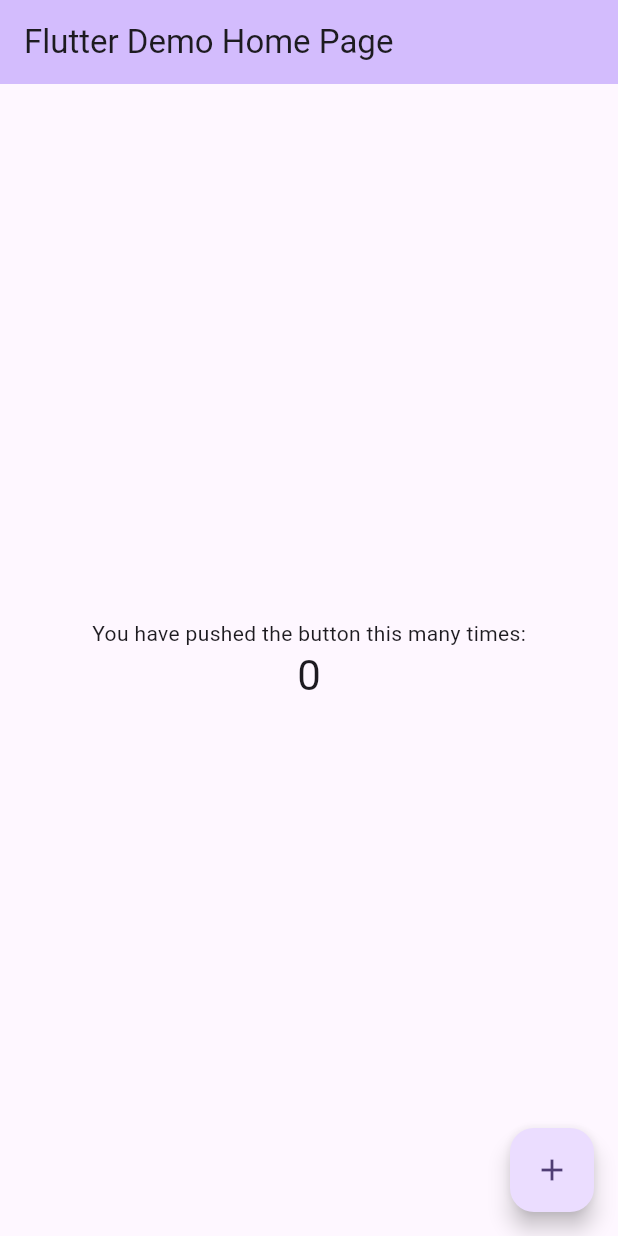
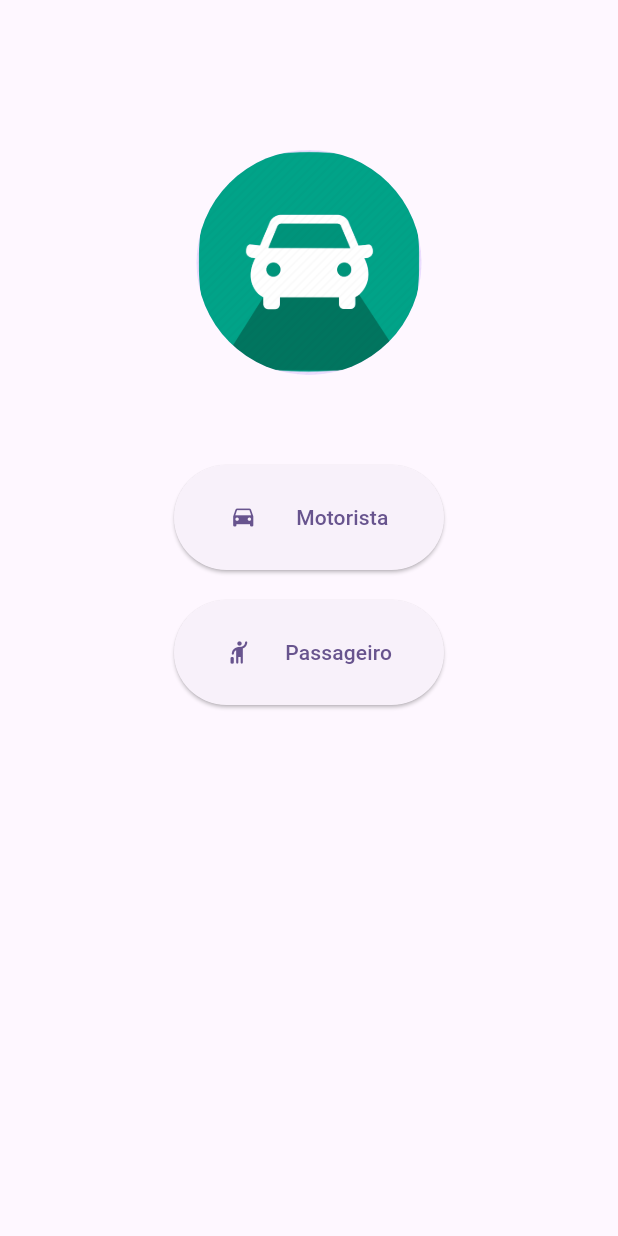
Before and after one commit to NelsonChad/boleia, a Flutter app: the screen it shows after launch, on a phone screen of 412 x 824 dp. Run offline on Flutter 3.47's test engine with Material 3 defaults, Android fonts, the phone set to English and light mode, and no system bars.

Commit message:
add pages

```diff
--- a/lib/main.dart
+++ b/lib/main.dart
@@ -1,3 +1,4 @@
+import 'package:boleia_app/ui/views/start/start_page.dart';
 import 'package:flutter/material.dart';
 
 void main() {
@@ -7,119 +8,16 @@
 class MyApp extends StatelessWidget {
   const MyApp({super.key});
 
-  // This widget is the root of your application.
   @override
   Widget build(BuildContext context) {
     return MaterialApp(
+      debugShowCheckedModeBanner: false,
       title: 'Flutter Demo',
       theme: ThemeData(
-        // This is the theme of your application.
-        //
-        // TRY THIS: Try running your application with "flutter run". You'll see
-        // the application has a purple toolbar. Then, without quitting the app,
-        // try changing the seedColor in the colorScheme below to Colors.green
-        // and then invoke "hot reload" (save your changes or press the "hot
-        // reload" button in a Flutter-supported IDE, or press "r" if you used
-        // the command line to start the app).
-        //
-        // Notice that the counter didn't reset back to zero; the application
-        // state is not lost during the reload. To reset the state, use hot
-        // restart instead.
-        //
-        // This works for code too, not just values: Most code changes can be
-        // tested with just a hot reload.
         colorScheme: ColorScheme.fromSeed(seedColor: Colors.deepPurple),
         useMaterial3: true,
       ),
-      home: const MyHomePage(title: 'Flutter Demo Home Page'),
+      home: const StartPage(),
     );
   }
 }
-
-class MyHomePage extends StatefulWidget {
-  const MyHomePage({super.key, required this.title});
-
-  // This widget is the home page of your application. It is stateful, meaning
-  // that it has a State object (defined below) that contains fields that affect
-  // how it looks.
-
-  // This class is the configuration for the state. It holds the values (in this
-  // case the title) provided by the parent (in this case the App widget) and
-  // used by the build method of the State. Fields in a Widget subclass are
-  // always marked "final".
-
-  final String title;
-
-  @override
-  State<MyHomePage> createState() => _MyHomePageState();
-}
-
-class _MyHomePageState extends State<MyHomePage> {
-  int _counter = 0;
-
-  void _incrementCounter() {
-    setState(() {
-      // This call to setState tells the Flutter framework that something has
-      // changed in this State, which causes it to rerun the build method below
-      // so that the display can reflect the updated values. If we changed
-      // _counter without calling setState(), then the build method would not be
-      // called again, and so nothing would appear to happen.
-      _counter++;
-    });
-  }
-
-  @override
-  Widget build(BuildContext context) {
-    // This method is rerun every time setState is called, for instance as done
-    // by the _incrementCounter method above.
-    //
-    // The Flutter framework has been optimized to make rerunning build methods
-    // fast, so that you can just rebuild anything that needs updating rather
-    // than having to individually change instances of widgets.
-    return Scaffold(
-      appBar: AppBar(
-        // TRY THIS: Try changing the color here to a specific color (to
-        // Colors.amber, perhaps?) and trigger a hot reload to see the AppBar
-        // change color while the other colors stay the same.
-        backgroundColor: Theme.of(context).colorScheme.inversePrimary,
-        // Here we take the value from the MyHomePage object that was created by
-        // the App.build method, and use it to set our appbar title.
-        title: Text(widget.title),
-      ),
-      body: Center(
-        // Center is a layout widget. It takes a single child and positions it
-        // in the middle of the parent.
-        child: Column(
-          // Column is also a layout widget. It takes a list of children and
-          // arranges them vertically. By default, it sizes itself to fit its
-          // children horizontally, and tries to be as tall as its parent.
-          //
-          // Column has various properties to control how it sizes itself and
-          // how it positions its children. Here we use mainAxisAlignment to
-          // center the children vertically; the main axis here is the vertical
-          // axis because Columns are vertical (the cross axis would be
-          // horizontal).
-          //
-          // TRY THIS: Invoke "debug painting" (choose the "Toggle Debug Paint"
-          // action in the IDE, or press "p" in the console), to see the
-          // wireframe for each widget.
-          mainAxisAlignment: MainAxisAlignment.center,
-          children: <Widget>[
-            const Text(
-              'You have pushed the button this many times:',
-            ),
-            Text(
-              '$_counter',
-              style: Theme.of(context).textTheme.headlineMedium,
-            ),
-          ],
-        ),
-      ),
-      floatingActionButton: FloatingActionButton(
-        onPressed: _incrementCounter,
-        tooltip: 'Increment',
-        child: const Icon(Icons.add),
-      ), // This trailing comma makes auto-formatting nicer for build methods.
-    );
-  }
-}
--- /dev/null
+++ b/lib/ui/views/start/start_page.dart
@@ -0,0 +1,60 @@
+import 'package:boleia_app/ui/views/halpers/functions.dart';
+import 'package:boleia_app/ui/views/home/home_page.dart';
+import 'package:boleia_app/ui/views/home_driver/home_driver.dart';
+import 'package:flutter/material.dart';
+
+class StartPage extends StatelessWidget {
+  const StartPage({super.key});
+
+  @override
+  Widget build(BuildContext context) {
+    return Scaffold(
+      body: Center(
+        child: Column(
+          children: [
+            const SizedBox(height: 100),
+            const CircleAvatar(
+              foregroundImage: AssetImage("assets/logo.png"),
+              minRadius: 50,
+              maxRadius: 75,
+            ),
+            const SizedBox(height: 60),
+            ElevatedButton(
+              style: ButtonStyle(
+                minimumSize: MaterialStateProperty.all(const Size(100.0, 70.0)),
+                maximumSize: MaterialStateProperty.all(const Size(180.0, 70.0)),
+              ),
+              onPressed: () {
+                navegateReplaceTo(context, const HomeDriver());
+              },
+              child: const Row(
+                mainAxisAlignment: MainAxisAlignment.spaceAround,
+                children: [
+                  Icon(Icons.drive_eta),
+                  Text('Motorista'),
+                ],
+              ),
+            ),
+            const SizedBox(height: 20),
+            ElevatedButton(
+              style: ButtonStyle(
+                minimumSize: MaterialStateProperty.all(const Size(100.0, 70.0)),
+                maximumSize: MaterialStateProperty.all(const Size(180.0, 70.0)),
+              ),
+              onPressed: () {
+                navegateReplaceTo(context, const HomePage());
+              },
+              child: const Row(
+                mainAxisAlignment: MainAxisAlignment.spaceAround,
+                children: [
+                  Icon(Icons.hail_rounded),
+                  Text('Passageiro'),
+                ],
+              ),
+            ),
+          ],
+        ),
+      ),
+    );
+  }
+}
--- a/pubspec.yaml
+++ b/pubspec.yaml
@@ -59,8 +59,8 @@ flutter:
   uses-material-design: true
 
   # To add assets to your application, add an assets section, like this:
-  # assets:
-  #   - images/a_dot_burr.jpeg
+  assets:
+   - assets/logo.png
   #   - images/a_dot_ham.jpeg
 
   # An image asset can refer to one or more resolution-specific "variants", see
```
Also changed, not shown: lib/ui/views/components/app_drawer.dart (added, +53 -0 lines), lib/ui/views/components/driver_drawer.dart (added, +54 -0 lines), lib/ui/views/halpers/functions.dart (added, +19 -0 lines), lib/ui/views/home/home_page.dart (added, +44 -0 lines), lib/ui/views/home/recent_section.dart (added, +37 -0 lines), lib/ui/views/home_driver/home_driver.dart (added, +16 -0 lines), assets/logo.png (added).
